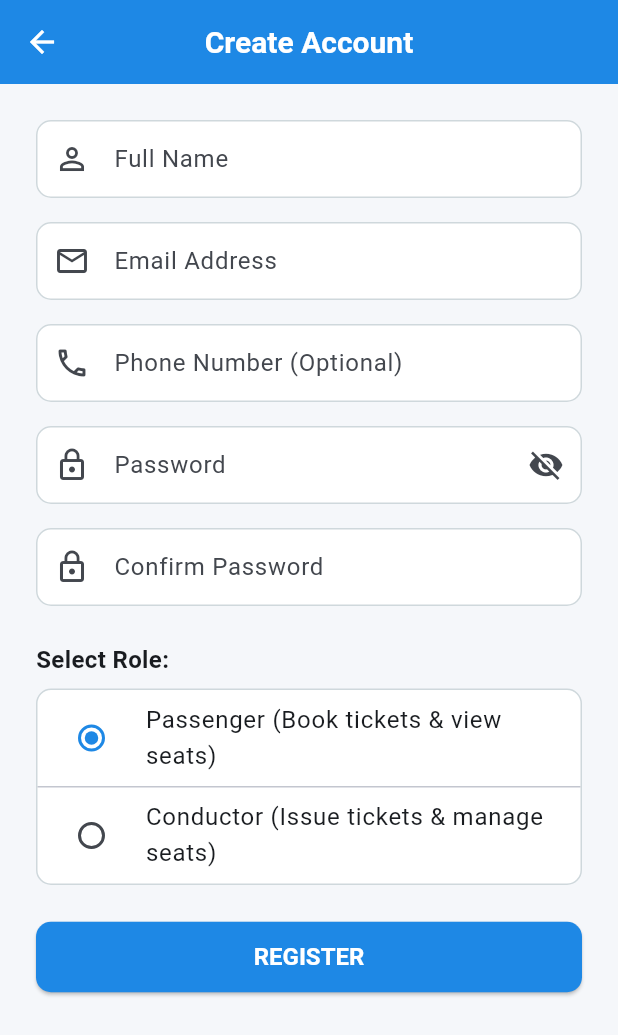
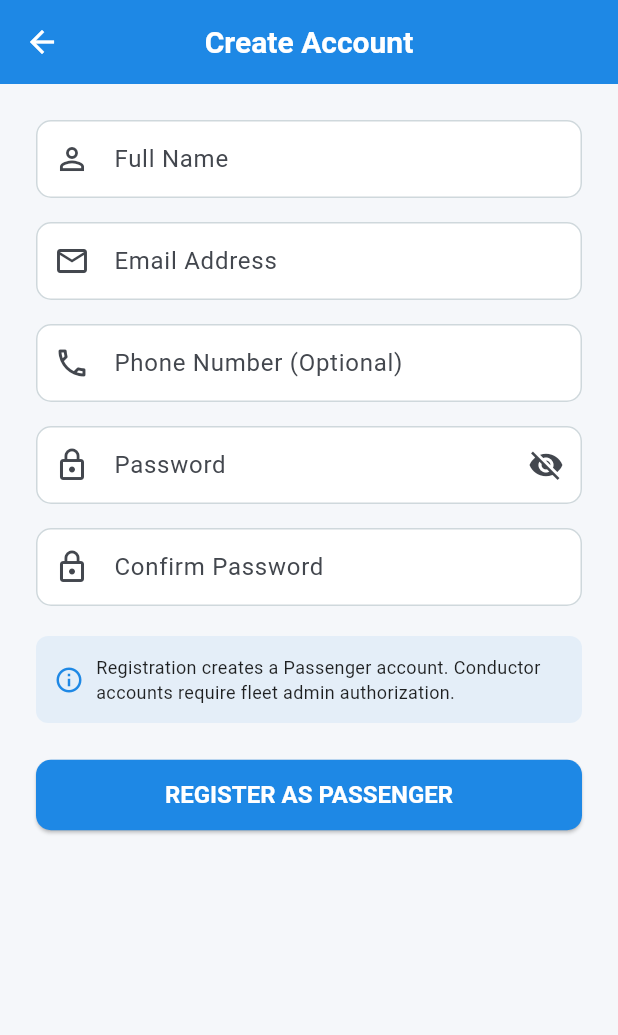
Before and after one commit to wijerathnakaa-dev/real-time-bus-ticket-system, a Flutter app: the RegisterScreen screen opened directly, on a phone screen of 412 x 824 dp. Shown: the top 1035 px of the screen. Run offline on Flutter 3.47's test engine with Material 3 defaults, Android fonts, the phone set to English and light mode, and no system bars; our stand-ins replace cloud_firestore, firebase_auth, firebase_core, geolocator, image_picker; missing offline and left inert: google_mlkit_text_recognition; accounts and stored records are empty.

Commit message:
RTBT-15: enforce strict security rules (ownsBus, isOwner) and passenger-only public registration

```diff
--- a/lib/screens/auth/register_screen.dart
+++ b/lib/screens/auth/register_screen.dart
@@ -20,7 +20,6 @@ class _RegisterScreenState extends State<RegisterScreen> {
   final _passwordController = TextEditingController();
   final _confirmPasswordController = TextEditingController();
 
-  String _selectedRole = AppConstants.rolePassenger;
   bool _obscurePassword = true;
 
   @override
@@ -37,11 +36,12 @@ class _RegisterScreenState extends State<RegisterScreen> {
     if (!_formKey.currentState!.validate()) return;
 
     final authService = Provider.of<AuthService>(context, listen: false);
+    // Registration strictly creates a passenger account. Conductor accounts are elevated by admin in Firestore.
     final success = await authService.register(
       name: _nameController.text,
       email: _emailController.text,
       password: _passwordController.text,
-      role: _selectedRole,
+      role: AppConstants.rolePassenger,
       phone: _phoneController.text.isNotEmpty ? _phoneController.text : null,
     );
 
@@ -136,34 +136,22 @@ class _RegisterScreenState extends State<RegisterScreen> {
                       return null;
                     },
                   ),
-                  const SizedBox(height: 24),
-                  const Text(
-                    'Select Role:',
-                    style: TextStyle(fontWeight: FontWeight.bold, fontSize: 16),
-                  ),
-                  const SizedBox(height: 8),
+                  const SizedBox(height: 20),
                   Container(
+                    padding: const EdgeInsets.all(12),
                     decoration: BoxDecoration(
-                      color: Colors.white,
-                      borderRadius: BorderRadius.circular(10),
-                      border: Border.all(color: const Color(0xFFCFD8DC)),
+                      color: AppTheme.primaryBlue.withOpacity(0.08),
+                      borderRadius: BorderRadius.circular(8),
                     ),
-                    child: Column(
+                    child: const Row(
                       children: [
-                        RadioListTile<String>(
-                          title: const Text('Passenger (Book tickets & view seats)'),
-                          value: AppConstants.rolePassenger,
-                          groupValue: _selectedRole,
-                          activeColor: AppTheme.primaryBlue,
-                          onChanged: (val) => setState(() => _selectedRole = val!),
-                        ),
-                        const Divider(height: 1),
-                        RadioListTile<String>(
-                          title: const Text('Conductor (Issue tickets & manage seats)'),
-                          value: AppConstants.roleConductor,
-                          groupValue: _selectedRole,
-                          activeColor: AppTheme.primaryBlue,
-                          onChanged: (val) => setState(() => _selectedRole = val!),
+                        Icon(Icons.info_outline, size: 20, color: AppTheme.primaryBlue),
+                        SizedBox(width: 8),
+                        Expanded(
+                          child: Text(
+                            'Registration creates a Passenger account. Conductor accounts require fleet admin authorization.',
+                            style: TextStyle(fontSize: 12, color: Colors.black87),
+                          ),
                         ),
                       ],
                     ),
@@ -171,7 +159,7 @@ class _RegisterScreenState extends State<RegisterScreen> {
                   const SizedBox(height: 24),
                   ElevatedButton(
                     onPressed: _handleRegister,
-                    child: const Text('REGISTER'),
+                    child: const Text('REGISTER AS PASSENGER'),
                   ),
                 ],
               ),
```
Also changed, not shown: 1 other file.
